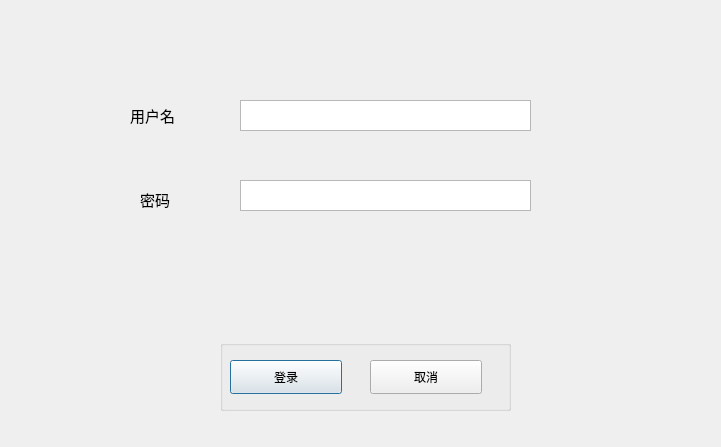
Before: the Qt Designer form Library/Library/Login.ui in belowthetree/LibrarySystem, drawn with Qt 5.
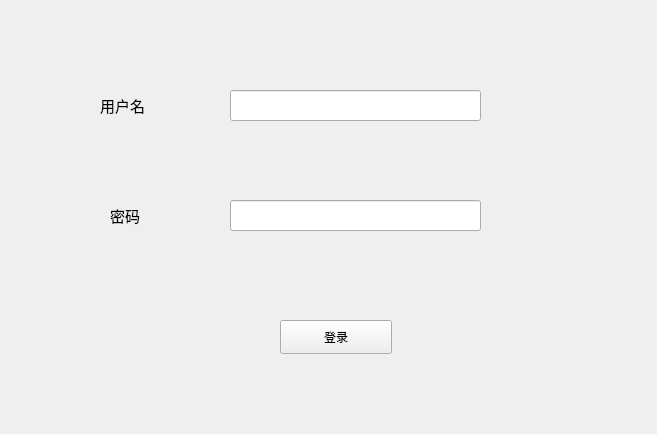
After: the same form once the commit is applied.

What changed in the file:
```diff
--- a/Library/Library/Login.ui
+++ b/Library/Library/Login.ui
@@ -1,114 +1,79 @@
 <?xml version="1.0" encoding="UTF-8"?>
 <ui version="4.0">
  <class>Login</class>
- <widget class="QDialog" name="Login">
+ <widget class="QWidget" name="Login">
   <property name="geometry">
    <rect>
     <x>0</x>
     <y>0</y>
-    <width>721</width>
-    <height>447</height>
+    <width>657</width>
+    <height>434</height>
    </rect>
   </property>
   <property name="windowTitle">
    <string>Login</string>
   </property>
-  <widget class="QGroupBox" name="groupBox">
+  <widget class="QPushButton" name="pushButton">
    <property name="geometry">
     <rect>
-     <x>220</x>
-     <y>340</y>
-     <width>291</width>
-     <height>71</height>
+     <x>280</x>
+     <y>320</y>
+     <width>112</width>
+     <height>34</height>
     </rect>
    </property>
-   <property name="title">
-    <string/>
+   <property name="text">
+    <string>登录</string>
    </property>
-   <widget class="QPushButton" name="loginPushButton">
-    <property name="geometry">
-     <rect>
-      <x>10</x>
-      <y>20</y>
-      <width>112</width>
-      <height>34</height>
-     </rect>
-    </property>
-    <property name="text">
-     <string>登录</string>
-    </property>
-   </widget>
-   <widget class="QPushButton" name="canclePushButton">
-    <property name="geometry">
-     <rect>
-      <x>150</x>
-      <y>20</y>
-      <width>112</width>
-      <height>34</height>
-     </rect>
-    </property>
-    <property name="text">
-     <string>取消</string>
-    </property>
-   </widget>
   </widget>
   <widget class="QLabel" name="label">
    <property name="geometry">
     <rect>
-     <x>130</x>
-     <y>100</y>
-     <width>91</width>
+     <x>100</x>
+     <y>90</y>
+     <width>81</width>
      <height>31</height>
     </rect>
    </property>
-   <property name="font">
-    <font>
-     <pointsize>11</pointsize>
-    </font>
-   </property>
    <property name="text">
-    <string>用户名</string>
-   </property>
-  </widget>
-  <widget class="QTextBrowser" name="textBrowser">
-   <property name="geometry">
-    <rect>
-     <x>240</x>
-     <y>100</y>
-     <width>291</width>
-     <height>31</height>
-    </rect>
+    <string>&lt;html&gt;&lt;head/&gt;&lt;body&gt;&lt;p&gt;&lt;span style=&quot; font-size:11pt;&quot;&gt;用户名&lt;/span&gt;&lt;/p&gt;&lt;/body&gt;&lt;/html&gt;</string>
    </property>
   </widget>
   <widget class="QLabel" name="label_2">
    <property name="geometry">
     <rect>
-     <x>140</x>
-     <y>190</y>
+     <x>110</x>
+     <y>200</y>
      <width>81</width>
-     <height>18</height>
+     <height>31</height>
     </rect>
    </property>
-   <property name="font">
-    <font>
-     <pointsize>11</pointsize>
-    </font>
-   </property>
    <property name="text">
-    <string>密码</string>
+    <string>&lt;html&gt;&lt;head/&gt;&lt;body&gt;&lt;p&gt;&lt;span style=&quot; font-size:11pt;&quot;&gt;密码&lt;/span&gt;&lt;/p&gt;&lt;/body&gt;&lt;/html&gt;</string>
    </property>
   </widget>
-  <widget class="QTextBrowser" name="textBrowser_2">
+  <widget class="QLineEdit" name="lineEdit">
    <property name="geometry">
     <rect>
-     <x>240</x>
-     <y>180</y>
-     <width>291</width>
+     <x>230</x>
+     <y>90</y>
+     <width>251</width>
+     <height>31</height>
+    </rect>
+   </property>
+  </widget>
+  <widget class="QLineEdit" name="lineEdit_2">
+   <property name="geometry">
+    <rect>
+     <x>230</x>
+     <y>200</y>
+     <width>251</width>
      <height>31</height>
     </rect>
    </property>
   </widget>
  </widget>
+ <layoutdefault spacing="6" margin="11"/>
  <resources/>
  <connections/>
 </ui>
```
